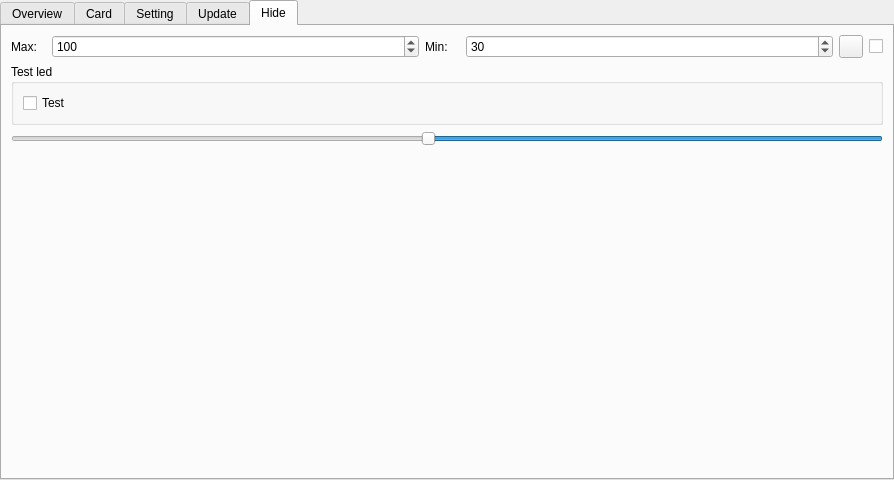
Qt form agv_ui/resource/dashboard.ui (HaiMKAC/magnetic_agv_release) before a commit.
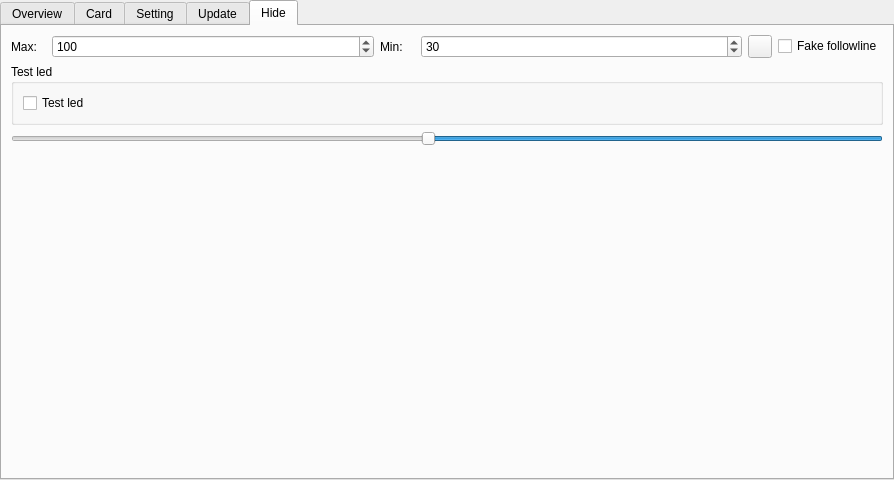
The same form after that commit. The open tabs and pages were chosen to show the change. Icons and pictures are not drawn.

```diff
--- a/agv_ui/resource/dashboard.ui
+++ b/agv_ui/resource/dashboard.ui
@@ -8889,23 +8889,14 @@
          </item>
          <item>
           <widget class="QCheckBox" name="checkBoxFollowLineFake">
-           <property name="enabled">
-            <bool>true</bool>
-           </property>
-           <property name="maximumSize">
-            <size>
-             <width>14</width>
-             <height>16777215</height>
-            </size>
+           <property name="sizePolicy">
+            <sizepolicy hsizetype="Fixed" vsizetype="Fixed">
+             <horstretch>0</horstretch>
+             <verstretch>0</verstretch>
+            </sizepolicy>
            </property>
            <property name="text">
-            <string/>
-           </property>
-           <property name="checkable">
-            <bool>true</bool>
-           </property>
-           <property name="checked">
-            <bool>false</bool>
+            <string>Fake followline</string>
            </property>
           </widget>
          </item>
@@ -8920,7 +8911,7 @@
           <item>
            <widget class="QCheckBox" name="checkBoxTestLed">
             <property name="text">
-             <string>Test</string>
+             <string>Test led</string>
             </property>
            </widget>
           </item>
```
